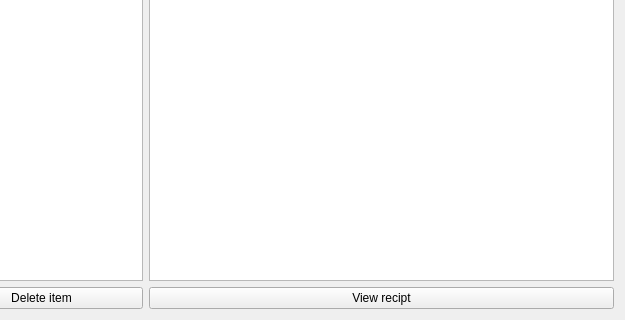
First picture: the form in storemenu.ui, repository omarabdo997/super-market-cashier, before the edit; both pictures show x 645 to 1270 and y 275 to 595 of the 1270 by 595 pixel window.
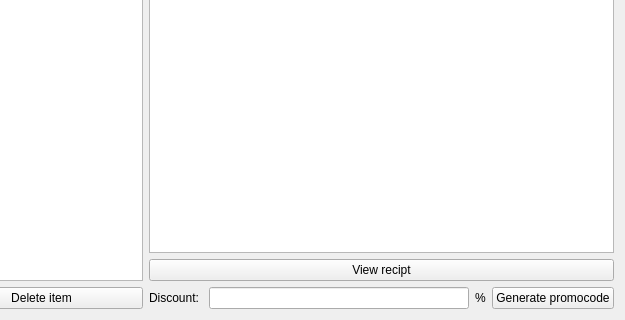
Second picture: the form after the edit. Icons and pictures are not drawn.

Commit message: Add ability to add promocode from store

```diff
--- a/storemenu.ui
+++ b/storemenu.ui
@@ -264,6 +264,34 @@
          </property>
         </widget>
        </item>
+       <item>
+        <layout class="QHBoxLayout" name="horizontalLayout_5">
+         <item>
+          <widget class="QLabel" name="label_7">
+           <property name="text">
+            <string>Discount: </string>
+           </property>
+          </widget>
+         </item>
+         <item>
+          <widget class="QLineEdit" name="lineEdit_3"/>
+         </item>
+         <item>
+          <widget class="QLabel" name="label_8">
+           <property name="text">
+            <string>%</string>
+           </property>
+          </widget>
+         </item>
+         <item>
+          <widget class="QPushButton" name="pushButton_6">
+           <property name="text">
+            <string>Generate promocode</string>
+           </property>
+          </widget>
+         </item>
+        </layout>
+       </item>
       </layout>
      </item>
     </layout>
```
The commit also changes 9 other files.
